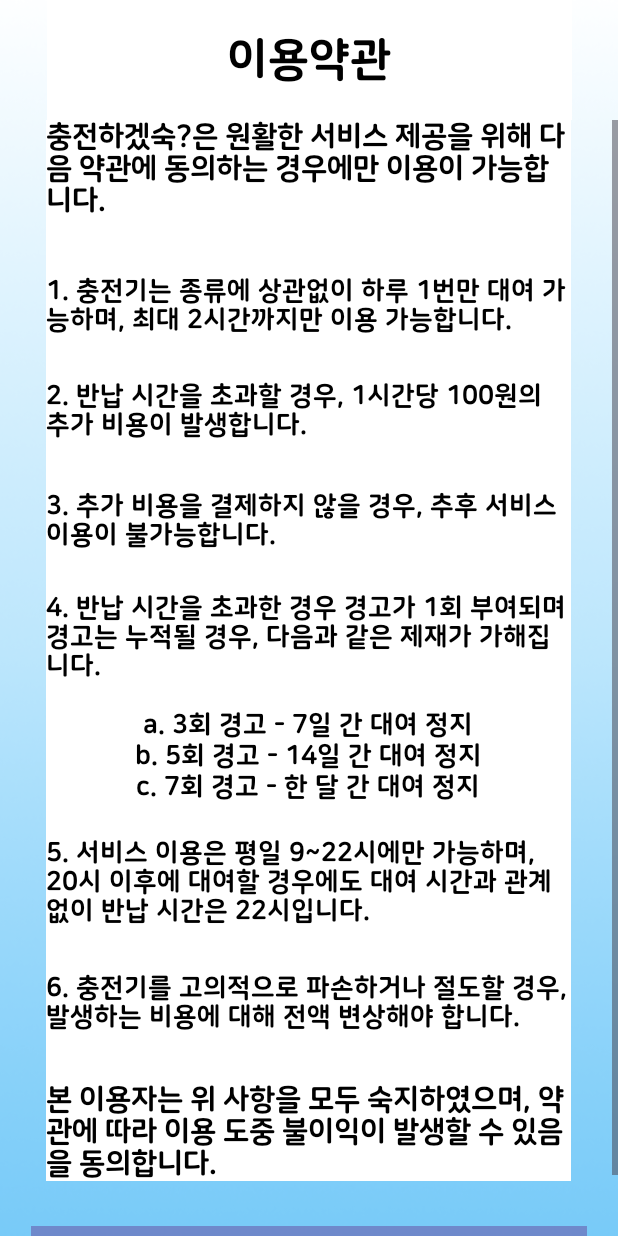
After one commit to 0-x-14/charge_service, an Android app: the layout condition_use.xml on its own in the app's theme, with its tools: preview values and no code run, on a phone screen of 412 x 824 dp. The commit adds this screen. Run offline under Robolectric (Android 15) with nearby library versions, the phone set to English and light mode, and no system bars.

Commit message:
second try

```diff
--- /dev/null
+++ b/app/src/main/res/layout/condition_use.xml
@@ -0,0 +1,188 @@
+<?xml version="1.0" encoding="utf-8"?>
+<androidx.constraintlayout.widget.ConstraintLayout xmlns:android="http://schemas.android.com/apk/res/android"
+    xmlns:app="http://schemas.android.com/apk/res-auto"
+    xmlns:tools="http://schemas.android.com/tools"
+    android:layout_width="match_parent"
+    android:layout_height="match_parent">
+
+    <LinearLayout xmlns:android="http://schemas.android.com/apk/res/android"
+        xmlns:app="http://schemas.android.com/apk/res-auto"
+        xmlns:tools="http://schemas.android.com/tools"
+        android:layout_width="match_parent"
+        android:layout_height="match_parent"
+        tools:context=".MainActivity">
+
+        <com.google.android.material.bottomnavigation.BottomNavigationView
+            android:id="@+id/Smenu"
+            android:layout_width="match_parent"
+            android:layout_height="wrap_content"
+            android:layout_alignParentBottom="true"
+            android:layout_gravity="bottom"
+            app:backgroundTint="#8DDDFF"
+            app:labelVisibilityMode="labeled"
+            app:menu="@menu/item" />
+
+    </LinearLayout>
+
+    <ImageView
+        android:id="@+id/imageView"
+        android:layout_width="match_parent"
+        android:layout_height="match_parent"
+        android:scaleType="centerCrop"
+        android:src="@drawable/background"
+        tools:layout_editor_absoluteX="-16dp"
+        tools:layout_editor_absoluteY="0dp" />
+
+    <TextView
+        android:id="@+id/titleTextView"
+        android:layout_width="350dp"
+        android:layout_height="80dp"
+        android:background="#FFFFFF"
+        android:gravity="center"
+        android:text="이용약관"
+        android:textSize="30sp"
+        android:textStyle="bold"
+        app:layout_constraintEnd_toEndOf="parent"
+        app:layout_constraintStart_toStartOf="parent"
+        app:layout_constraintTop_toTopOf="parent" />
+
+    <ScrollView
+        android:layout_width="0dp"
+        android:layout_height="0dp"
+        android:foregroundGravity="center"
+        app:layout_constraintBottom_toBottomOf="parent"
+        app:layout_constraintEnd_toEndOf="parent"
+        app:layout_constraintHorizontal_bias="0.0"
+        app:layout_constraintStart_toStartOf="parent"
+        app:layout_constraintTop_toBottomOf="@id/titleTextView"
+        app:layout_constraintVertical_bias="0.0">
+
+        <LinearLayout
+            android:layout_width="match_parent"
+            android:layout_height="wrap_content"
+            android:orientation="vertical">
+
+            <TextView
+                android:layout_width="350dp"
+                android:layout_height="103dp"
+                android:layout_gravity="center"
+                android:background="#FFFFFF"
+                android:text="@string/user_condition1"
+                android:textSize="19sp" />
+
+            <TextView
+                android:layout_width="350dp"
+                android:layout_height="70dp"
+                android:layout_gravity="center"
+                android:background="#FFFFFF"
+                android:text="@string/user_condition2"
+                android:textSize="17sp" />
+
+            <TextView
+                android:layout_width="350dp"
+                android:layout_height="73dp"
+                android:layout_gravity="center"
+                android:background="#FFFFFF"
+                android:text="@string/user_condition3"
+                android:textSize="17sp" />
+
+            <TextView
+                android:layout_width="350dp"
+                android:layout_height="68dp"
+                android:layout_gravity="center"
+                android:background="#FFFFFF"
+                android:text="@string/user_condition4"
+                android:textSize="17sp" />
+
+            <TextView
+                android:layout_width="350dp"
+                android:layout_height="78dp"
+                android:layout_gravity="center"
+                android:background="#FFFFFF"
+                android:text="@string/user_condition5"
+                android:textSize="17sp" />
+
+            <TextView
+                android:layout_width="350dp"
+                android:layout_height="wrap_content"
+                android:layout_gravity="center"
+                android:background="#FFFFFF"
+                android:text="@string/condition5_a"
+                android:textAlignment="center"
+                android:textSize="17sp" />
+
+            <TextView
+                android:layout_width="350dp"
+                android:layout_height="wrap_content"
+                android:layout_gravity="center"
+                android:background="#FFFFFF"
+                android:text="@string/condition5_b"
+                android:textAlignment="center"
+                android:textSize="17sp" />
+
+            <TextView
+                android:layout_width="350dp"
+                android:layout_height="44dp"
+                android:layout_gravity="center"
+                android:background="#FFFFFF"
+                android:text="@string/condition5_c"
+                android:textAlignment="center"
+                android:textSize="17sp" />
+
+            <TextView
+                android:layout_width="350dp"
+                android:layout_height="90dp"
+                android:layout_gravity="center"
+                android:background="#FFFFFF"
+                android:text="@string/user_condition6"
+                android:textSize="17sp" />
+
+            <TextView
+                android:layout_width="350dp"
+                android:layout_height="74dp"
+                android:layout_gravity="center"
+                android:background="#FFFFFF"
+                android:text="@string/user_condition7"
+                android:textSize="17sp" />
+
+            <TextView
+                android:layout_width="350dp"
+                android:layout_height="wrap_content"
+                android:layout_gravity="center"
+                android:background="#FFFFFF"
+                android:text="@string/user_condition8"
+                android:textSize="19sp" />
+
+
+            <LinearLayout
+                android:layout_width="wrap_content"
+                android:layout_height="wrap_content"
+                android:layout_gravity="center"
+                android:orientation="horizontal">
+
+                <Button
+                    android:layout_width="185dp"
+                    android:layout_height="60dp"
+                    android:layout_gravity="center"
+                    android:layout_marginTop="20dp"
+                    android:background="#87878787"
+                    android:text="동의하고 대여하기"
+                    android:fontFamily="@font/nanum_square_round_otf_eb"
+                    android:textColor="#FFFFFF" />
+
+                <Button
+                    android:layout_width="185dp"
+                    android:layout_height="60dp"
+                    android:layout_gravity="center"
+                    android:layout_marginTop="20dp"
+                    android:background="#87878787"
+                    android:fontFamily="@font/nanum_square_round_otf_eb"
+                    android:text="동의하지 않음(서비스 이용 불가)"
+                    android:textColor="#FFFFFF" />
+            </LinearLayout>
+
+        </LinearLayout>
+
+    </ScrollView>
+
+</androidx.constraintlayout.widget.ConstraintLayout>
--- /dev/null
+++ b/app/src/main/res/menu/item.xml
@@ -0,0 +1,23 @@
+<?xml version="1.0" encoding="utf-8"?>
+<menu xmlns:android="http://schemas.android.com/apk/res/android">
+    <item
+        android:id="@+id/home"
+        android:icon="@drawable/home"
+        android:title="홈"
+        />
+    <item
+        android:id="@+id/charging"
+        android:icon="@drawable/charging"
+        android:title="대여" />
+    <item
+        android:id="@+id/re"
+        android:icon="@drawable/re"
+        android:title="반납" />
+    <item
+        android:id="@+id/pay"
+        android:icon="@drawable/payment"
+        android:title="결제" />
+
+
+
+</menu>
--- a/app/src/main/res/values/colors.xml
+++ b/app/src/main/res/values/colors.xml
@@ -2,4 +2,5 @@
 <resources>
     <color name="black">#FF000000</color>
     <color name="white">#FFFFFFFF</color>
+    <color name="custom_color">#2FA9CF</color>
 </resources>
--- a/app/src/main/res/values/strings.xml
+++ b/app/src/main/res/values/strings.xml
@@ -1,3 +1,17 @@
 <resources>
     <string name="app_name">charge_service</string>
+    <string name="login_mention">숙명포털 아이디로 로그인하세요.</string>
+    <string name="id">아이디를 입력하세요.</string>
+    <string name="pwd">비밀번호를 입력하세요.</string>
+    <string name="user_condition1">충전하겠숙?은 원활한 서비스 제공을 위해 다음 약관에 동의하는 경우에만 이용이 가능합니다.</string>
+    <string name="user_condition2">1. 충전기는 종류에 상관없이 하루 1번만 대여 가능하며, 최대 2시간까지만 이용 가능합니다.</string>
+    <string name="user_condition3">2. 반납 시간을 초과할 경우, 1시간당 100원의 추가 비용이 발생합니다.</string>
+    <string name="user_condition4">3. 추가 비용을 결제하지 않을 경우, 추후 서비스 이용이 불가능합니다.</string>
+    <string name="user_condition5">4. 반납 시간을 초과한 경우 경고가 1회 부여되며 경고는 누적될 경우, 다음과 같은 제재가 가해집니다.</string>
+    <string name="condition5_a">a. 3회 경고 - 7일 간 대여 정지</string>
+    <string name="condition5_b">b. 5회 경고 - 14일 간 대여 정지</string>
+    <string name="condition5_c">c. 7회 경고 - 한 달 간 대여 정지</string>
+    <string name="user_condition6">5. 서비스 이용은 평일 9~22시에만 가능하며, 20시 이후에 대여할 경우에도 대여 시간과 관계없이 반납 시간은 22시입니다.</string>
+    <string name="user_condition7">6. 충전기를 고의적으로 파손하거나 절도할 경우, 발생하는 비용에 대해 전액 변상해야 합니다.</string>
+    <string name="user_condition8">본 이용자는 위 사항을 모두 숙지하였으며, 약관에 따라 이용 도중 불이익이 발생할 수 있음을 동의합니다.</string>
 </resources>
```
Also changed, not shown: app/src/main/res/layout/bottom_menu.xml (added, +17 -0 lines), app/src/main/res/layout/login.xml (added, +118 -0 lines), app/src/main/res/layout/new_condition.xml (added, +185 -0 lines), app/src/main/res/layout/view1.xml (added, +17 -0 lines), app/src/main/res/drawable/background.png, app/src/main/res/drawable/charge.png (added), app/src/main/res/drawable/charging.png (added), app/src/main/res/drawable/home.png (added), app/src/main/res/drawable/img_logo.png (added), app/src/main/res/drawable/payment.png (added), app/src/main/res/drawable/pwd.png (added), app/src/main/res/drawable/re.png (added), app/src/main/res/drawable/user.png (added).
